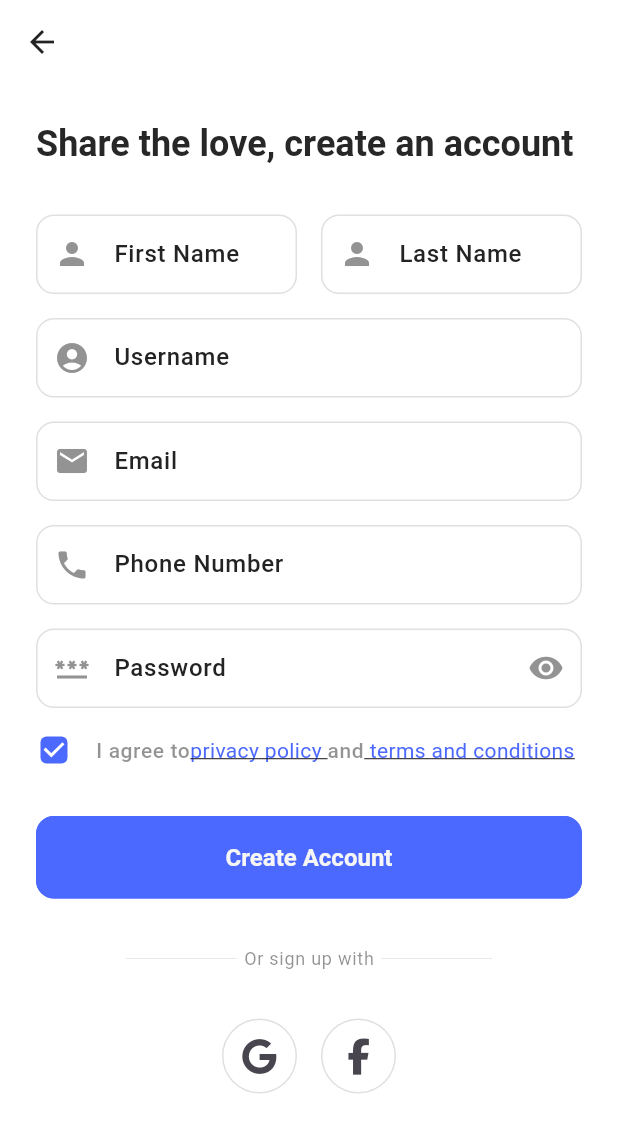
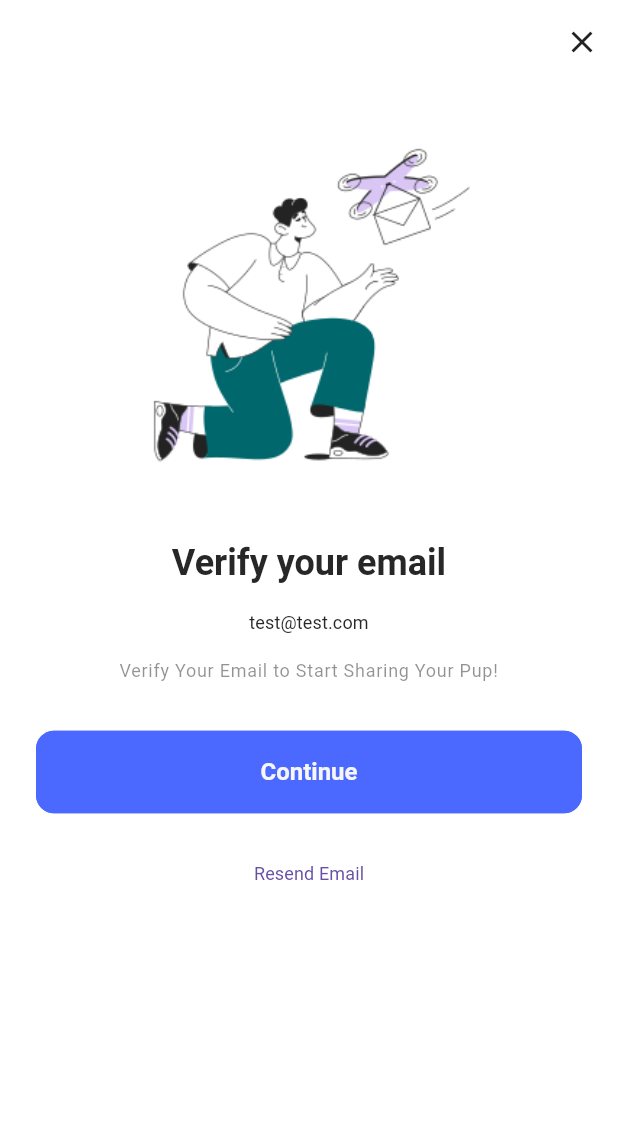
Before and after one commit to beartato327/the_bear_board, a Flutter app: the SignupScreen screen opened directly, after a tap on "Create Account", on a phone screen of 412 x 824 dp. Shown: the top 1133 px of the screen. Run offline on Flutter 3.47's test engine with Material 3 defaults, Android fonts, the phone set to English and light mode, and no system bars; our stand-ins replace firebase_core, font_awesome_flutter, get, get_storage, logger, smooth_page_indicator; accounts and stored records are empty; Roboto replaces fonts that are missing (Poppins).

Commit message:
added email verification and success

```diff
--- a/lib/features/authentication/screens/login/widgets/login_form.dart
+++ b/lib/features/authentication/screens/login/widgets/login_form.dart
@@ -1,6 +1,6 @@
 import 'package:flutter/material.dart';
 import 'package:get/get.dart';
-import 'package:the_bear_board/features/authentication/screens/signup/widgets/signup.dart';
+import 'package:the_bear_board/features/authentication/screens/signup/signup.dart';
 
 import '../../../../../utils/constants/sizes.dart';
 
--- /dev/null
+++ b/lib/features/authentication/screens/signup/verify_email.dart
@@ -0,0 +1,53 @@
+import 'package:flutter/material.dart';
+import 'package:get/get.dart';
+import 'package:the_bear_board/features/authentication/screens/login/login.dart';
+import 'package:the_bear_board/features/success_screen.dart';
+
+import '../../../../utils/constants/image_strings.dart';
+import '../../../../utils/constants/sizes.dart';
+import '../../../../utils/helpers/helper_functions.dart';
+
+class VerifyEmailScreen extends StatelessWidget {
+  const VerifyEmailScreen({super.key});
+
+  @override
+  Widget build(BuildContext context) {
+    return Scaffold(
+      appBar: AppBar(
+        automaticallyImplyLeading: false,
+        actions: [IconButton(onPressed: () => Get.offAll(()=> const LoginScreen()), icon: const Icon(Icons.clear))],
+      ),
+      body: SingleChildScrollView(
+        child: Padding(
+          padding: const EdgeInsets.all(TBBSizes.defaultSpacing),
+          child: Column(
+            children: [
+              // Image
+              Image(image: const AssetImage(TBBImages.deliveredEmailIllustration), width: TBBHelperFunctions.screenWidth() * 0.6,),
+              const SizedBox(height: TBBSizes.spaceBetweenSections,),
+
+              // Title and Subtitle
+              Text("Verify your email", style: Theme.of(context).textTheme.headlineMedium, textAlign: TextAlign.center,),
+              const SizedBox(height: TBBSizes.spaceBetweenItems,),
+              Text('test@test.com', style: Theme.of(context).textTheme.labelLarge, textAlign: TextAlign.center),
+              const SizedBox(height: TBBSizes.spaceBetweenItems,),
+              Text('Verify Your Email to Start Sharing Your Pup!', style: Theme.of(context).textTheme.labelMedium, textAlign: TextAlign.center),
+              const SizedBox(height: TBBSizes.spaceBetweenSections,),
+
+              // Buttons
+              SizedBox(width: double.infinity, child: ElevatedButton(onPressed: () => Get.to(() => SuccessScreen(
+                image: TBBImages.staticSuccessIllustration,
+                title: "Your account successfully created!",
+                subTitle: 'Welcome to Your Ultimate Shopping Destination: Your Account is Created, Unleash the Joy of Seamless Online Shopping!',
+                onPressed: () => Get.to(() => const LoginScreen()),
+              )), child: const Text('Continue')),),
+              const SizedBox(height: TBBSizes.spaceBetweenItems,),
+              SizedBox(width: double.infinity, child: TextButton(onPressed: (){}, child: const Text('Resend Email')),)
+
+            ],
+          ),
+        ),
+      ),
+    );
+  }
+}
--- a/lib/features/authentication/screens/signup/widgets/signup_form.dart
+++ b/lib/features/authentication/screens/signup/widgets/signup_form.dart
@@ -1,4 +1,6 @@
 import 'package:flutter/material.dart';
+import 'package:get/get.dart';
+import 'package:the_bear_board/features/authentication/screens/signup/verify_email.dart';
 
 import '../../../../../utils/constants/colors.dart';
 import '../../../../../utils/constants/sizes.dart';
@@ -95,8 +97,7 @@ class SignupForm extends StatelessWidget {
                       color: dark ? TBBColors.white : TBBColors.primary,
                       decoration: TextDecoration.underline)),
               TextSpan(
-                      text: "and",
-                      style: Theme.of(context).textTheme.bodySmall),
+                  text: "and", style: Theme.of(context).textTheme.bodySmall),
               TextSpan(
                   text: " terms and conditions",
                   style: Theme.of(context).textTheme.bodyMedium!.apply(
@@ -105,8 +106,15 @@ class SignupForm extends StatelessWidget {
             ]))
           ],
         ),
-            const SizedBox(height: TBBSizes.spaceBetweenSections,),
-            SizedBox(width: double.infinity, child: ElevatedButton(onPressed: (){}, child: const Text("Create Account")),)
+        const SizedBox(
+          height: TBBSizes.spaceBetweenSections,
+        ),
+        SizedBox(
+          width: double.infinity,
+          child: ElevatedButton(
+              onPressed: () => Get.to(() => const VerifyEmailScreen()),
+              child: const Text("Create Account")),
+        )
       ],
     ));
   }
--- a/lib/utils/constants/image_strings.dart
+++ b/lib/utils/constants/image_strings.dart
@@ -9,4 +9,12 @@ class TBBImages{
   static const String onboardingImage1 = "assets/images/on_boarding_images/sammy-line-searching.gif";
   static const String onboardingImage2 = "assets/images/on_boarding_images/sammy-line-shopping.gif";
   static const String onboardingImage3 = "assets/images/on_boarding_images/sammy-line-delivery.gif";
+
+  // -- Animations
+  static const String productsIllustration = "assets/images/animations/sammy-line-workout.gif";
+  static const String productsSaleIllustration = "assets/images/animations/sammy-line-sale.png";
+  static const String staticSuccessIllustration = "assets/images/animations/sammy-line-success.png";
+  static const String deliveredInPlaneIllustration = "assets/images/animations/sammy-line-come-back-later.png";
+  static const String deliveredEmailIllustration = "assets/images/animations/sammy-line-man-receives-a-mail.png";
+  static const String verifyIllustration = "assets/images/animations/sammy-line-travel-backpack-with-passport-and-air-ticket.gif";
 }
--- a/pubspec.yaml
+++ b/pubspec.yaml
@@ -78,6 +78,7 @@ flutter:
       - assets/logos/
       - assets/icons/
       - assets/images/on_boarding_images/
+      - assets/images/animations/
 
   # An image asset can refer to one or more resolution-specific "variants", see
   # https://flutter.dev/to/resolution-aware-images
```
Also changed, not shown: lib/features/success_screen.dart (added, +64 -0 lines), assets/images/animations/sammy-line-come-back-later.png (added), assets/images/animations/sammy-line-man-receives-a-mail.png (added), assets/images/animations/sammy-line-sale.png (added), assets/images/animations/sammy-line-success.png (added), assets/images/animations/sammy-line-travel-backpack-with-passport-and-air-ticket.gif (added), assets/images/animations/sammy-line-workout.gif (added), lib/features/authentication/screens/signup/signup.dart (renamed from lib/features/authentication/screens/signup/widgets/signup.dart). Lines whose indentation alone changed are shown as unchanged.
